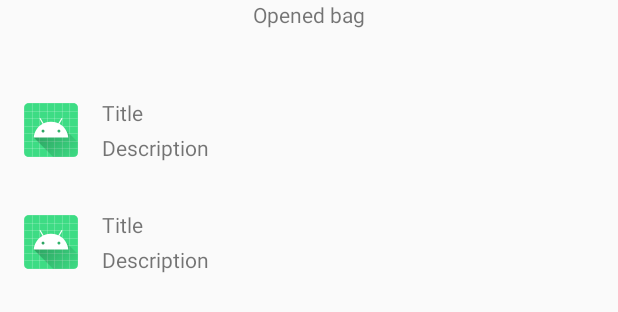
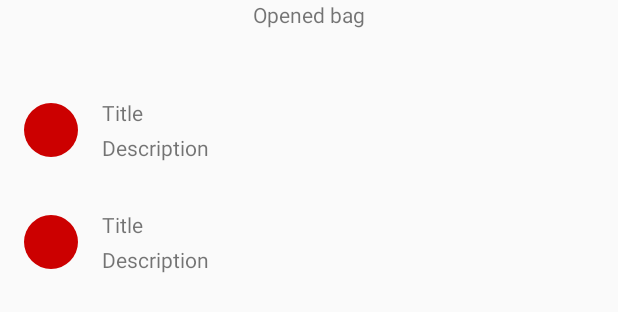
Before and after one commit to matevojts/UnitTestBag, an Android app: the layout fragment_opened_bag.xml on its own in the app's theme, with its tools: preview values and no code run, on a phone screen of 412 x 824 dp. Shown: the top 312 px of the screen. Run offline under Robolectric (Android 15) with nearby library versions, the phone set to English and light mode, and no system bars.

Commit message:
feat: add ball images

```diff
--- a/app/src/main/java/hu/matevojts/unittestbag/ui/BindingAdapters.kt
+++ b/app/src/main/java/hu/matevojts/unittestbag/ui/BindingAdapters.kt
@@ -1,5 +1,6 @@
 package hu.matevojts.unittestbag.ui
 
+import android.widget.ImageView
 import androidx.annotation.LayoutRes
 import androidx.databinding.BindingAdapter
 import androidx.databinding.library.baseAdapters.BR
@@ -17,3 +18,8 @@ fun setOrientation(recyclerView: RecyclerView, orientation: Int) {
     val layoutManager = LinearLayoutManager(recyclerView.context, orientation, false)
     recyclerView.layoutManager = layoutManager
 }
+
+@BindingAdapter("android:src")
+fun setImageResource(imageView: ImageView, resource: Int) {
+    imageView.setImageResource(resource)
+}
--- a/app/src/main/java/hu/matevojts/unittestbag/ui/openedbag/OpenedBagViewModel.kt
+++ b/app/src/main/java/hu/matevojts/unittestbag/ui/openedbag/OpenedBagViewModel.kt
@@ -47,10 +47,10 @@ class OpenedBagViewModel(private val bagDataSource: BagDataSource) : BaseObserva
 
     private fun populateBagItems(bag: Bag) {
         if (bag.red > 0) {
-            items.add(BagItemViewModel(BagItem(R.drawable.ic_launcher_background, "Red Title", "Red description")))
+            items.add(BagItemViewModel(BagItem(R.drawable.ball_red, "Red Title", "Red description")))
         }
         if (bag.blue > 0) {
-            items.add(BagItemViewModel(BagItem(R.drawable.ic_launcher_foreground, "Blue Title", "Blue description")))
+            items.add(BagItemViewModel(BagItem(R.drawable.ball_blue, "Blue Title", "Blue description")))
         }
     }
 
--- /dev/null
+++ b/app/src/main/res/drawable/ball_blue.xml
@@ -0,0 +1,5 @@
+<?xml version="1.0" encoding="utf-8"?>
+<shape xmlns:android="http://schemas.android.com/apk/res/android"
+    android:shape="oval">
+    <solid android:color="@android:color/holo_blue_light" />
+</shape>
--- /dev/null
+++ b/app/src/main/res/drawable/ball_red.xml
@@ -0,0 +1,5 @@
+<?xml version="1.0" encoding="utf-8"?>
+<shape xmlns:android="http://schemas.android.com/apk/res/android"
+    android:shape="oval">
+    <solid android:color="@android:color/holo_red_dark" />
+</shape>
--- a/app/src/main/res/layout/layout_bag_item.xml
+++ b/app/src/main/res/layout/layout_bag_item.xml
@@ -29,7 +29,7 @@
             app:layout_constraintBottom_toBottomOf="parent"
             app:layout_constraintStart_toStartOf="parent"
             app:layout_constraintTop_toTopOf="parent"
-            tools:src="@mipmap/ic_launcher" />
+            tools:src="@drawable/ball_red" />
 
         <TextView
             android:id="@+id/bagItemTitle"
```
